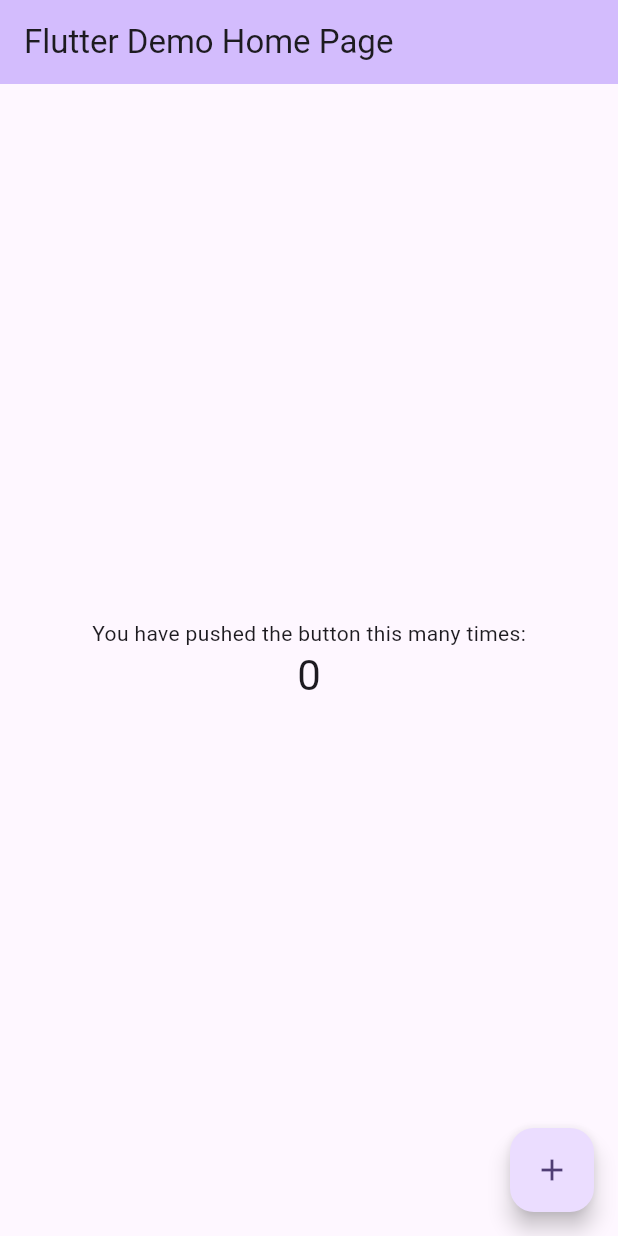
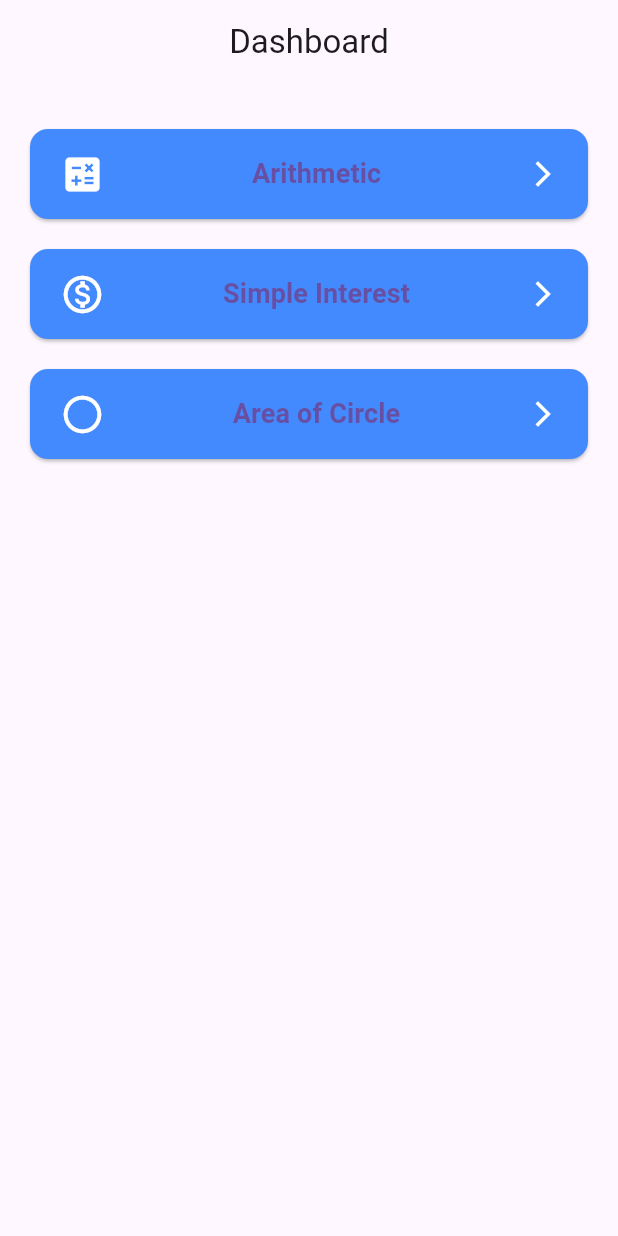
Before and after one commit to sandeshs0/flutter-assignment1, a Flutter app: the screen it shows after launch, on a phone screen of 412 x 824 dp. Run offline on Flutter 3.47's test engine with Material 3 defaults, Android fonts, the phone set to English and light mode, and no system bars.

Commit message:
Simple Interest

```diff
--- a/lib/app.dart
+++ b/lib/app.dart
@@ -1,4 +1,5 @@
 import 'package:flutter/material.dart';
+import 'views/dashboard.dart';
 
 class MyApp extends StatelessWidget {
   const MyApp({super.key});
@@ -7,7 +8,7 @@ class MyApp extends StatelessWidget {
   Widget build(BuildContext context) {
     return const MaterialApp(
       debugShowCheckedModeBanner: false,
-      // home: Dashboard(),
+      home: Dashboard(),
     );
   }
 }
--- a/lib/main.dart
+++ b/lib/main.dart
@@ -1,125 +1,12 @@
 import 'package:flutter/material.dart';
+import 'app.dart';
 
+// final
+// const
+
+// HOT RELOAD
 void main() {
-  runApp(const MyApp());
+  runApp(
+    const MyApp(),
+  );
 }
-
-class MyApp extends StatelessWidget {
-  const MyApp({super.key});
-
-  // This widget is the root of your application.
-  @override
-  Widget build(BuildContext context) {
-    return MaterialApp(
-      title: 'Flutter Demo',
-      theme: ThemeData(
-        // This is the theme of your application.
-        //
-        // TRY THIS: Try running your application with "flutter run". You'll see
-        // the application has a purple toolbar. Then, without quitting the app,
-        // try changing the seedColor in the colorScheme below to Colors.green
-        // and then invoke "hot reload" (save your changes or press the "hot
-        // reload" button in a Flutter-supported IDE, or press "r" if you used
-        // the command line to start the app).
-        //
-        // Notice that the counter didn't reset back to zero; the application
-        // state is not lost during the reload. To reset the state, use hot
-        // restart instead.
-        //
-        // This works for code too, not just values: Most code changes can be
-        // tested with just a hot reload.
-        colorScheme: ColorScheme.fromSeed(seedColor: Colors.deepPurple),
-        useMaterial3: true,
-      ),
-      home: const MyHomePage(title: 'Flutter Demo Home Page'),
-    );
-  }
-}
-
-class MyHomePage extends StatefulWidget {
-  const MyHomePage({super.key, required this.title});
-
-  // This widget is the home page of your application. It is stateful, meaning
-  // that it has a State object (defined below) that contains fields that affect
-  // how it looks.
-
-  // This class is the configuration for the state. It holds the values (in this
-  // case the title) provided by the parent (in this case the App widget) and
-  // used by the build method of the State. Fields in a Widget subclass are
-  // always marked "final".
-
-  final String title;
-
-  @override
-  State<MyHomePage> createState() => _MyHomePageState();
-}
-
-class _MyHomePageState extends State<MyHomePage> {
-  int _counter = 0;
-
-  void _incrementCounter() {
-    setState(() {
-      // This call to setState tells the Flutter framework that something has
-      // changed in this State, which causes it to rerun the build method below
-      // so that the display can reflect the updated values. If we changed
-      // _counter without calling setState(), then the build method would not be
-      // called again, and so nothing would appear to happen.
-      _counter++;
-    });
-  }
-
-  @override
-  Widget build(BuildContext context) {
-    // This method is rerun every time setState is called, for instance as done
-    // by the _incrementCounter method above.
-    //
-    // The Flutter framework has been optimized to make rerunning build methods
-    // fast, so that you can just rebuild anything that needs updating rather
-    // than having to individually change instances of widgets.
-    return Scaffold(
-      appBar: AppBar(
-        // TRY THIS: Try changing the color here to a specific color (to
-        // Colors.amber, perhaps?) and trigger a hot reload to see the AppBar
-        // change color while the other colors stay the same.
-        backgroundColor: Theme.of(context).colorScheme.inversePrimary,
-        // Here we take the value from the MyHomePage object that was created by
-        // the App.build method, and use it to set our appbar title.
-        title: Text(widget.title),
-      ),
-      body: Center(
-        // Center is a layout widget. It takes a single child and positions it
-        // in the middle of the parent.
-        child: Column(
-          // Column is also a layout widget. It takes a list of children and
-          // arranges them vertically. By default, it sizes itself to fit its
-          // children horizontally, and tries to be as tall as its parent.
-          //
-          // Column has various properties to control how it sizes itself and
-          // how it positions its children. Here we use mainAxisAlignment to
-          // center the children vertically; the main axis here is the vertical
-          // axis because Columns are vertical (the cross axis would be
-          // horizontal).
-          //
-          // TRY THIS: Invoke "debug painting" (choose the "Toggle Debug Paint"
-          // action in the IDE, or press "p" in the console), to see the
-          // wireframe for each widget.
-          mainAxisAlignment: MainAxisAlignment.center,
-          children: <Widget>[
-            const Text(
-              'You have pushed the button this many times:',
-            ),
-            Text(
-              '$_counter',
-              style: Theme.of(context).textTheme.headlineMedium,
-            ),
-          ],
-        ),
-      ),
-      floatingActionButton: FloatingActionButton(
-        onPressed: _incrementCounter,
-        tooltip: 'Increment',
-        child: const Icon(Icons.add),
-      ), // This trailing comma makes auto-formatting nicer for build methods.
-    );
-  }
-}
--- /dev/null
+++ b/lib/views/dashboard.dart
@@ -0,0 +1,104 @@
+import 'package:flutter/material.dart';
+
+import 'arithmetic.dart';
+import 'circle_area.dart';
+import 'si.dart';
+
+class Dashboard extends StatelessWidget {
+  const Dashboard({super.key});
+
+  @override
+  Widget build(BuildContext context) {
+    return Scaffold(
+      appBar: AppBar(
+        title: const Text('Dashboard'),
+        centerTitle: true,
+      ),
+      body: Padding(
+        padding: const EdgeInsets.symmetric(horizontal: 20, vertical: 30),
+        child: ListView(
+          children: [
+            DashboardButton(
+              label: 'Arithmetic',
+              icon: Icons.calculate,
+              onPressed: () {
+                Navigator.push(
+                  context,
+                  MaterialPageRoute(builder: (_) => const ArithmeticView()),
+                );
+              },
+            ),
+            const SizedBox(height: 20),
+            DashboardButton(
+              label: 'Simple Interest',
+              icon: Icons.monetization_on_outlined,
+              onPressed: () {
+                Navigator.push(
+                  context,
+                  MaterialPageRoute(builder: (_) => const SiView()),
+                );
+              },
+            ),
+            const SizedBox(height: 20),
+            DashboardButton(
+              label: 'Area of Circle',
+              icon: Icons.circle_outlined,
+              onPressed: () {
+                Navigator.push(
+                  context,
+                  MaterialPageRoute(builder: (_) => const AreaCircle()),
+                );
+              },
+            ),
+          ],
+        ),
+      ),
+    );
+  }
+}
+
+class DashboardButton extends StatelessWidget {
+  final String label;
+  final IconData icon;
+  final VoidCallback onPressed;
+
+  const DashboardButton({
+    required this.label,
+    required this.icon,
+    required this.onPressed,
+    super.key,
+  });
+
+  @override
+  Widget build(BuildContext context) {
+    return ElevatedButton(
+      style: ElevatedButton.styleFrom(
+        padding: const EdgeInsets.symmetric(vertical: 15, horizontal: 20),
+        shape: RoundedRectangleBorder(
+          borderRadius: BorderRadius.circular(12),
+        ),
+        backgroundColor: Colors.blueAccent,
+      ),
+      onPressed: onPressed,
+      child: Row(
+        mainAxisAlignment: MainAxisAlignment.spaceBetween,
+        children: [
+          Icon(
+            icon,
+            size: 30,
+            color: Colors.white,
+          ),
+          Text(
+            label,
+            style: const TextStyle(fontSize: 18, fontWeight: FontWeight.bold),
+          ),
+          const Icon(
+            Icons.arrow_forward_ios,
+            size: 20,
+            color: Colors.white,
+          ),
+        ],
+      ),
+    );
+  }
+}
```
Also changed, not shown: lib/views/si.dart (added, +91 -0 lines).
